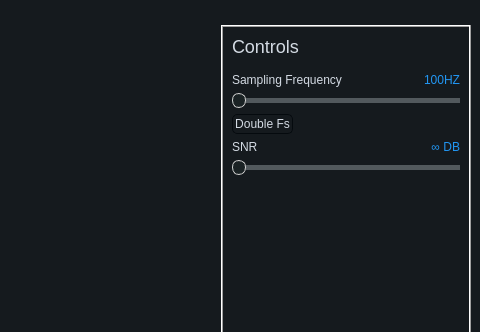
Qt form views/mainwindow.ui (omarmohhameed29/sampling-theory-studio) before a commit; both pictures show x 320 to 800 and y 0 to 332 of the 800 by 600 pixel window.
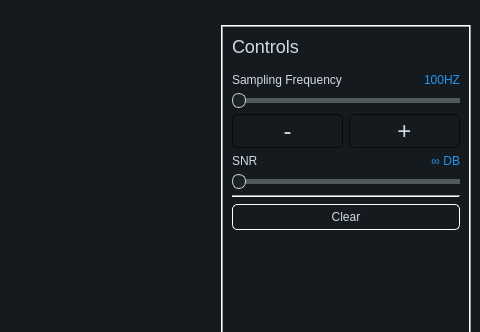
The same form after that commit. Custom widgets are drawn as their Qt base class.

Commit message: Add plus/minus & clear

```diff
--- a/views/mainwindow.ui
+++ b/views/mainwindow.ui
@@ -634,17 +634,32 @@
         </widget>
        </item>
        <item>
-        <widget class="QPushButton" name="double_Fmax">
-         <property name="sizePolicy">
-          <sizepolicy hsizetype="Fixed" vsizetype="Minimum">
-           <horstretch>30</horstretch>
-           <verstretch>0</verstretch>
-          </sizepolicy>
-         </property>
-         <property name="text">
-          <string>Double Fs</string>
-         </property>
-        </widget>
+        <layout class="QHBoxLayout" name="horizontalLayout_5">
+         <item>
+          <widget class="QPushButton" name="freq_minus_button">
+           <property name="font">
+            <font>
+             <pointsize>18</pointsize>
+            </font>
+           </property>
+           <property name="text">
+            <string>-</string>
+           </property>
+          </widget>
+         </item>
+         <item>
+          <widget class="QPushButton" name="freq_plus_button">
+           <property name="font">
+            <font>
+             <pointsize>18</pointsize>
+            </font>
+           </property>
+           <property name="text">
+            <string>+</string>
+           </property>
+          </widget>
+         </item>
+        </layout>
        </item>
        <item>
         <layout class="QHBoxLayout" name="horizontalLayout_4">
@@ -682,6 +697,29 @@
          </property>
         </widget>
        </item>
+       <item>
+        <widget class="Line" name="line">
+         <property name="orientation">
+          <enum>Qt::Horizontal</enum>
+         </property>
+        </widget>
+       </item>
+       <item>
+        <widget class="QPushButton" name="clear_button">
+         <property name="autoFillBackground">
+          <bool>false</bool>
+         </property>
+         <property name="styleSheet">
+          <string notr="true">background: none;
+border-color: white;
+padding-top: 5px;
+padding-bottom: 5px;</string>
+         </property>
+         <property name="text">
+          <string>Clear</string>
+         </property>
+        </widget>
+       </item>
        <item>
         <spacer name="verticalSpacer">
          <property name="orientation">
```
Left out of the diff: 2 changed lines with no effect on the pictures. The commit also changes 2 other files.
